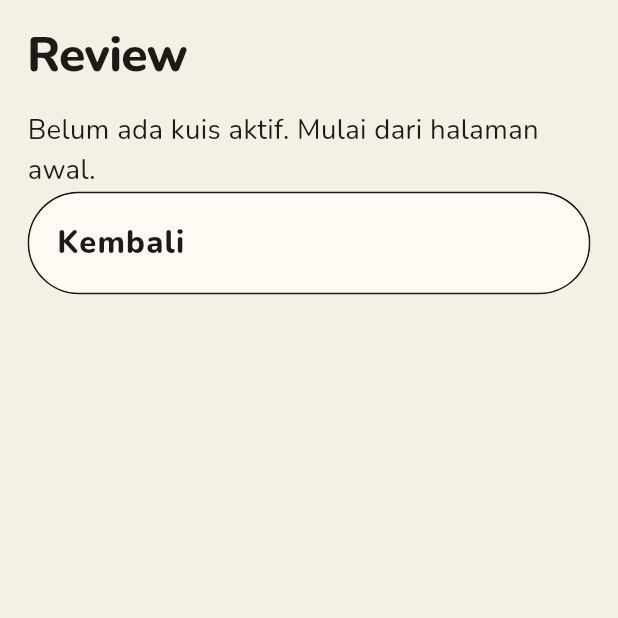
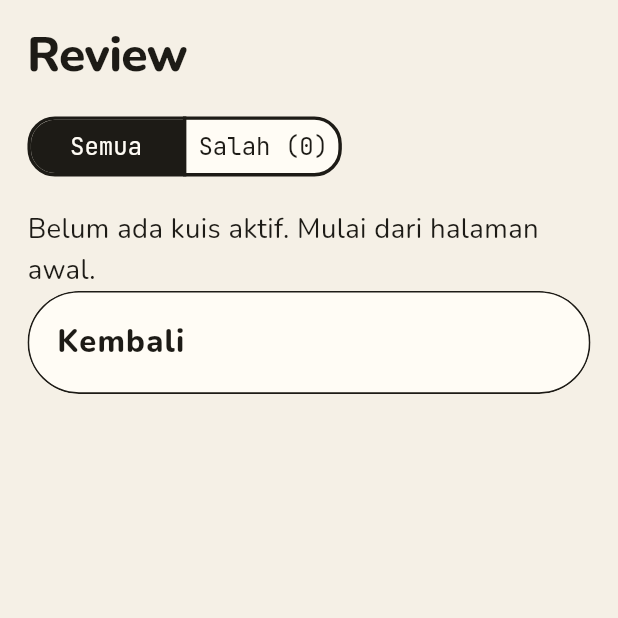
Before and after one commit to edricrolandli/uts_pm2, a Flutter app: the ReviewScreen screen opened by its route, on a phone screen of 412 x 824 dp, the top half of it. Run offline on Flutter 3.47's test engine with Material 3 defaults, Android fonts, the light colour scheme and no system bars; our stand-ins replace flutter_svg, shared_preferences; accounts and stored records are empty.

Commit message:
feat(review): add wrong-only filter

```diff
--- a/lib/core/constants/app_strings.dart
+++ b/lib/core/constants/app_strings.dart
@@ -5,6 +5,9 @@ abstract final class AppStrings {
   static const outOfHundred = 'DARI 100';
   static const correctHeader = 'BENAR';
   static const scoreHeader = 'NILAI';
+  static const allAnswers = 'Semua';
+  static const noWrongAnswers = 'Semua jawabanmu benar.';
+  static String wrongAnswers(int count) => 'Salah ($count)';
   static const yourAnswer = 'Jawabanmu';
   static const keyAnswer = 'Kunci';
   static const unanswered = 'Belum dijawab';
--- a/lib/screens/review_screen.dart
+++ b/lib/screens/review_screen.dart
@@ -4,6 +4,7 @@ import 'package:provider/provider.dart';
 import '../core/constants/app_strings.dart';
 import '../core/responsive/responsive.dart';
 import '../core/theme/app_text_styles.dart';
+import '../core/theme/app_tokens.dart';
 import '../providers/quiz_provider.dart';
 import '../widgets/common/responsive_body.dart';
 import '../widgets/common/key_button.dart';
@@ -16,12 +17,21 @@ class ReviewScreen extends StatefulWidget {
 }
 
 class _ReviewScreenState extends State<ReviewScreen> {
+  bool _wrongOnly = false;
   @override
   Widget build(BuildContext context) {
     final session = context.watch<QuizProvider>().session;
     final indices = session == null
         ? <int>[]
         : List.generate(session.items.length, (i) => i);
+    final wrong = indices
+        .where(
+          (i) => session!.answers[i] != session.items[i].displayedCorrectIndex,
+        )
+        .toList();
+    if (_wrongOnly) indices.removeWhere((i) => !wrong.contains(i));
+    final scheme = Theme.of(context).colorScheme;
+    final g = AppGeometry.of(context);
     Widget item(int index) => ReviewItemCard(
       key: ValueKey(session!.items[index].question.id),
       item: session.items[index],
@@ -35,6 +45,63 @@ class _ReviewScreenState extends State<ReviewScreen> {
           children: [
             Text(AppStrings.review, style: AppTextStyles.of(context).headline),
             SizedBox(height: context.r.md),
+            SegmentedButton<bool>(
+              segments: [
+                const ButtonSegment(
+                  value: false,
+                  label: Text(AppStrings.allAnswers),
+                ),
+                ButtonSegment(
+                  value: true,
+                  label: Text(AppStrings.wrongAnswers(wrong.length)),
+                ),
+              ],
+              selected: {_wrongOnly},
+              showSelectedIcon: false,
+              onSelectionChanged: (selection) =>
+                  setState(() => _wrongOnly = selection.single),
+              style: ButtonStyle(
+                textStyle: WidgetStatePropertyAll(
+                  AppTextStyles.of(context).monoData,
+                ),
+                minimumSize: WidgetStatePropertyAll(Size(0, g.touch)),
+                padding: WidgetStatePropertyAll(
+                  EdgeInsets.symmetric(
+                    horizontal: context.r.sm,
+                    vertical: context.r.sm,
+                  ),
+                ),
+                shape: WidgetStatePropertyAll(
+                  RoundedRectangleBorder(borderRadius: g.radiusMd),
+                ),
+                side: WidgetStatePropertyAll(
+                  BorderSide(color: scheme.outline, width: g.strokeThick),
+                ),
+                backgroundColor: WidgetStateProperty.resolveWith(
+                  (states) => states.contains(WidgetState.selected)
+                      ? scheme.onSurface
+                      : scheme.surface,
+                ),
+                foregroundColor: WidgetStateProperty.resolveWith(
+                  (states) => states.contains(WidgetState.selected)
+                      ? scheme.surface
+                      : scheme.onSurface,
+                ),
+                overlayColor: const WidgetStatePropertyAll(
+                  AppTokens.transparent,
+                ),
+                animationDuration: AppMotion.of(context).short,
+              ),
+            ),
+            SizedBox(height: context.r.md),
+            if (_wrongOnly && wrong.isEmpty && session != null)
+              Padding(
+                padding: EdgeInsets.only(bottom: context.r.md),
+                child: Text(
+                  AppStrings.noWrongAnswers,
+                  style: AppTextStyles.of(context).body,
+                ),
+              ),
             if (session == null)
               Text(AppStrings.noSession, style: AppTextStyles.of(context).body),
             if (context.r.isCompact)
```
